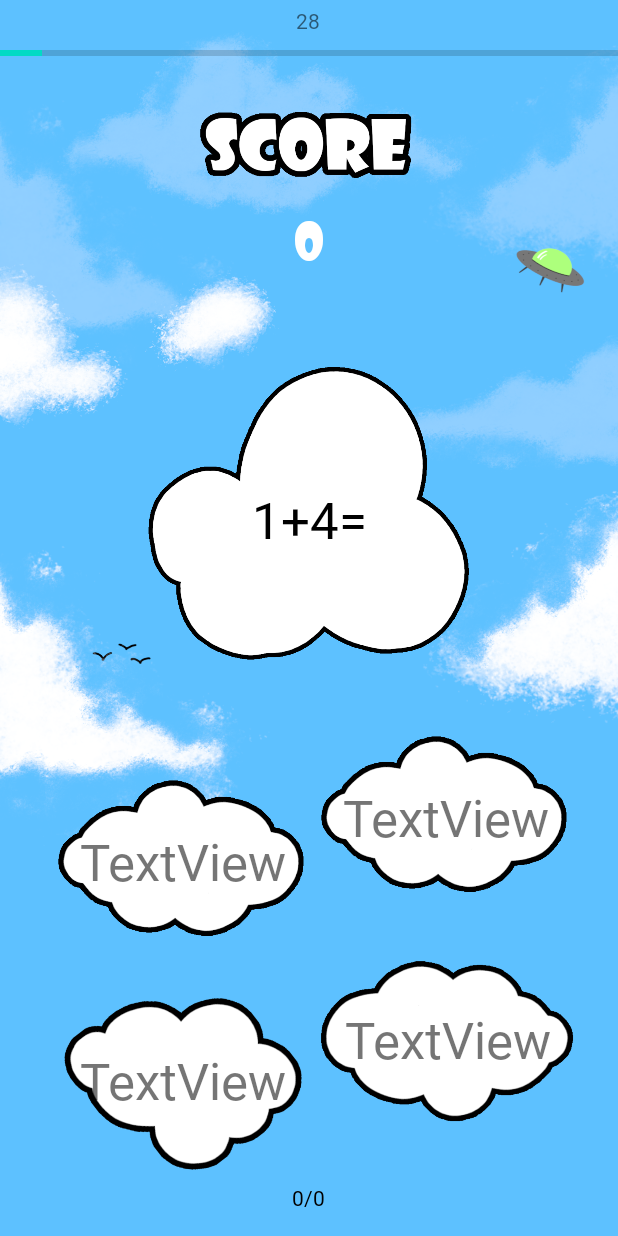
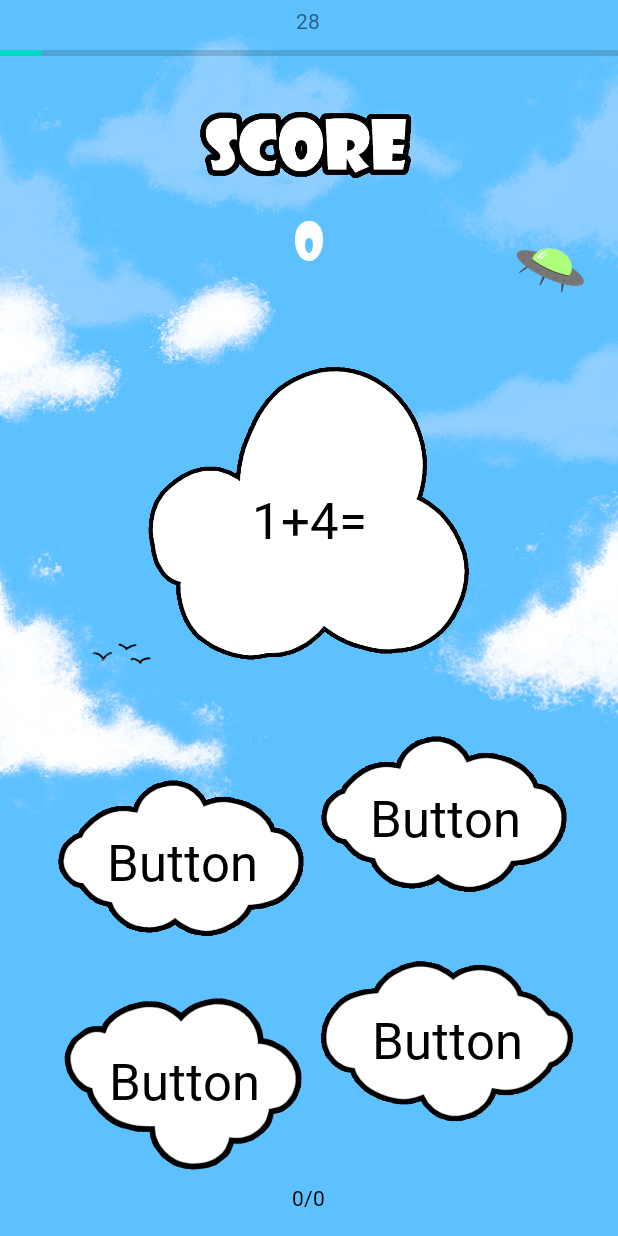
Before and after one commit to jeremyds68440/zinzins_des_math, an Android app: the SecondGameActivity screen opened directly, with no data from a screen before it, on a phone screen of 412 x 824 dp. Run offline under Robolectric (Android 15) with nearby library versions, the phone set to English and light mode, and no system bars; 17 statements that could not run were skipped.

Commit message:
design second jeu

```diff
--- a/app/src/main/res/layout/activity_second_game.xml
+++ b/app/src/main/res/layout/activity_second_game.xml
@@ -113,7 +113,9 @@
         android:layout_width="wrap_content"
         android:layout_height="wrap_content"
         android:fontFamily="@string/font"
-        android:text="TextView"
+        android:text="Button"
+        android:textAlignment="center"
+        android:textColor="@color/black"
         android:textSize="34sp"
         app:layout_constraintBottom_toBottomOf="@+id/btn_ans0"
         app:layout_constraintEnd_toEndOf="@+id/btn_ans0"
@@ -138,7 +140,9 @@
         android:layout_width="wrap_content"
         android:layout_height="wrap_content"
         android:fontFamily="@string/font"
-        android:text="TextView"
+        android:text="Button"
+        android:textAlignment="center"
+        android:textColor="@color/black"
         android:textSize="34sp"
         app:layout_constraintBottom_toBottomOf="@+id/btn_ans1"
         app:layout_constraintEnd_toEndOf="@+id/btn_ans1"
@@ -162,7 +166,9 @@
         android:layout_width="wrap_content"
         android:layout_height="wrap_content"
         android:fontFamily="@string/font"
-        android:text="TextView"
+        android:text="Button"
+        android:textAlignment="center"
+        android:textColor="@color/black"
         android:textSize="34sp"
         app:layout_constraintBottom_toBottomOf="@+id/btn_ans2"
         app:layout_constraintEnd_toEndOf="@+id/btn_ans2"
@@ -188,7 +194,9 @@
         android:layout_width="wrap_content"
         android:layout_height="wrap_content"
         android:fontFamily="@string/font"
-        android:text="TextView"
+        android:text="Button"
+        android:textAlignment="center"
+        android:textColor="@color/black"
         android:textSize="34sp"
         app:layout_constraintBottom_toBottomOf="@+id/btn_ans3"
         app:layout_constraintEnd_toEndOf="@+id/btn_ans3"
```
